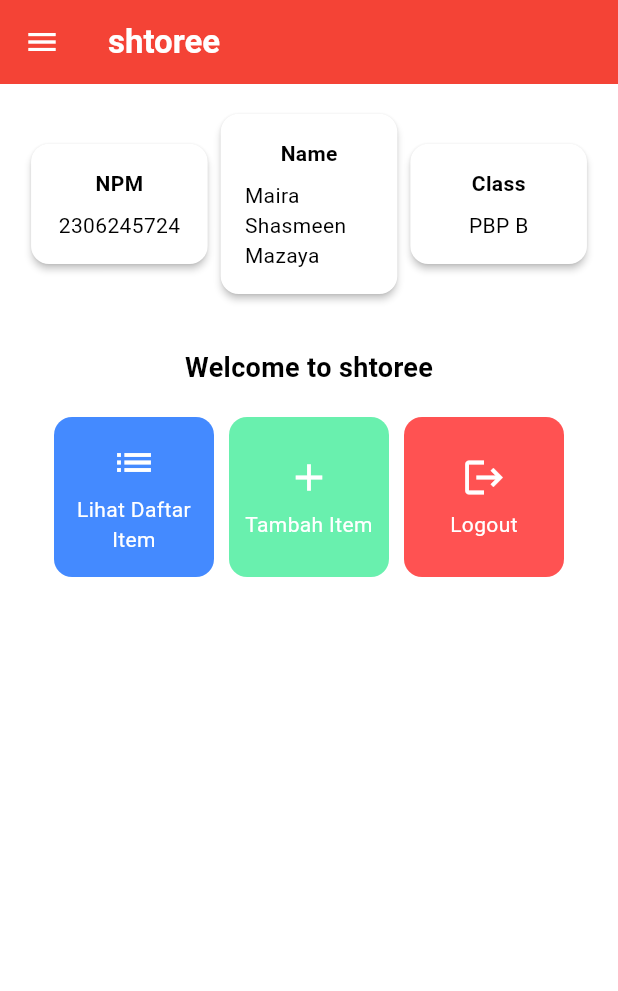
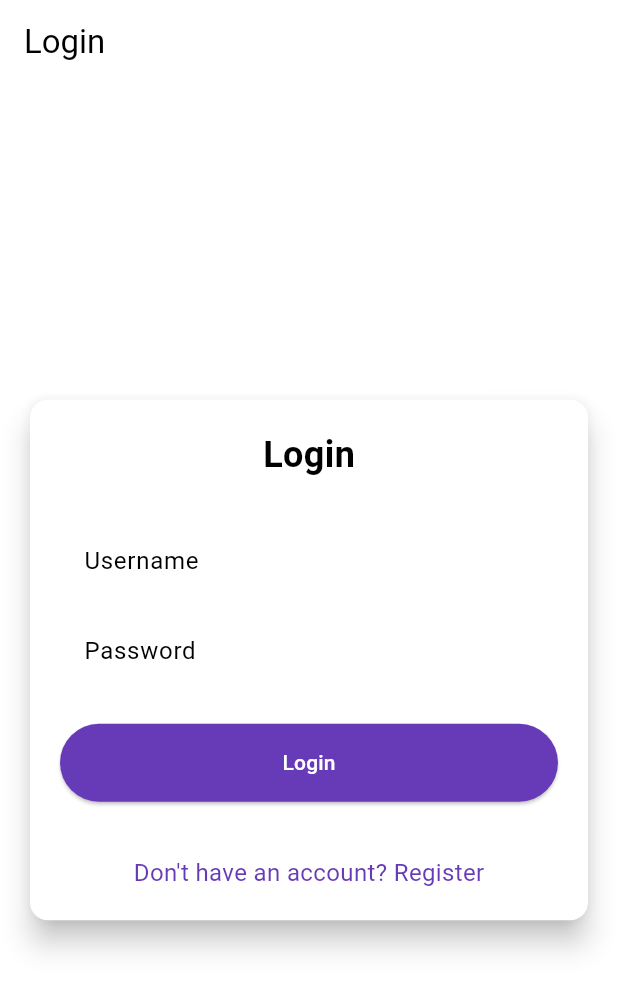
Before and after one commit to mairashasi/shtoree-mobile, a Flutter app: the screen it shows after launch, on a phone screen of 412 x 824 dp. Shown: the top 991 px of the screen. Run offline on Flutter 3.47's test engine with Material 3 defaults, Android fonts, the phone set to English and light mode, and no system bars; missing offline and left inert: pbp_django_auth.

Commit message:
update tugas 9, regis login integrasi django

```diff
--- a/lib/main.dart
+++ b/lib/main.dart
@@ -1,5 +1,7 @@
 import 'package:flutter/material.dart';
-import 'package:shtoree/screens/menu.dart';
+import 'package:shtoree/screens/login.dart';
+import 'package:pbp_django_auth/pbp_django_auth.dart';
+import 'package:provider/provider.dart';
 
 void main() {
   runApp(const MyApp());
@@ -11,29 +13,21 @@
   // This widget is the root of your application.
   @override
   Widget build(BuildContext context) {
-    return MaterialApp(
-      title: 'Flutter Demo',
-      theme: ThemeData(
-        // This is the theme of your application.
-        //
-        // TRY THIS: Try running your application with "flutter run". You'll see
-        // the application has a purple toolbar. Then, without quitting the app,
-        // try changing the seedColor in the colorScheme below to Colors.green
-        // and then invoke "hot reload" (save your changes or press the "hot
-        // reload" button in a Flutter-supported IDE, or press "r" if you used
-        // the command line to start the app).
-        //
-        // Notice that the counter didn't reset back to zero; the application
-        // state is not lost during the reload. To reset the state, use hot
-        // restart instead.
-        //
-        // This works for code too, not just values: Most code changes can be
-        // tested with just a hot reload.
-        colorScheme: ColorScheme.fromSwatch(
-              primarySwatch: Colors.red,
-        ).copyWith(secondary: const Color(0xFFA11212)),
+    return Provider(
+      create: (_) {
+        CookieRequest request = CookieRequest();
+        return request;
+      },
+      child: MaterialApp(
+        title: 'shtoree',
+        theme: ThemeData(
+          useMaterial3: true,
+          colorScheme: ColorScheme.fromSwatch(
+            primarySwatch: Colors.deepPurple,
+          ).copyWith(secondary: Colors.deepPurple[400]),
+        ),
+        home: const LoginPage(),
       ),
-      home: MyHomePage(),
     );
   }
 }
--- /dev/null
+++ b/lib/screens/login.dart
@@ -0,0 +1,182 @@
+import 'package:shtoree/screens/menu.dart';
+import 'package:flutter/material.dart';
+import 'package:pbp_django_auth/pbp_django_auth.dart';
+import 'package:provider/provider.dart';
+import 'package:shtoree/screens/register.dart';
+
+
+void main() {
+  runApp(const LoginApp());
+}
+
+class LoginApp extends StatelessWidget {
+  const LoginApp({super.key});
+
+  @override
+  Widget build(BuildContext context) {
+    return MaterialApp(
+      title: 'Login',
+      theme: ThemeData(
+        useMaterial3: true,
+        colorScheme: ColorScheme.fromSwatch(
+          primarySwatch: Colors.deepPurple,
+        ).copyWith(secondary: Colors.deepPurple[400]),
+      ),
+      home: const LoginPage(),
+    );
+  }
+}
+
+class LoginPage extends StatefulWidget {
+  const LoginPage({super.key});
+
+  @override
+  State<LoginPage> createState() => _LoginPageState();
+}
+
+class _LoginPageState extends State<LoginPage> {
+  final TextEditingController _usernameController = TextEditingController();
+  final TextEditingController _passwordController = TextEditingController();
+
+  @override
+  Widget build(BuildContext context) {
+    final request = context.watch<CookieRequest>();
+
+    return Scaffold(
+      appBar: AppBar(
+        title: const Text('Login'),
+      ),
+      body: Center(
+        child: SingleChildScrollView(
+          padding: const EdgeInsets.all(16.0),
+          child: Card(
+            elevation: 8,
+            shape: RoundedRectangleBorder(
+              borderRadius: BorderRadius.circular(12.0),
+            ),
+            child: Padding(
+              padding: const EdgeInsets.all(20.0),
+              child: Column(
+                mainAxisSize: MainAxisSize.min,
+                children: [
+                  const Text(
+                    'Login',
+                    style: TextStyle(
+                      fontSize: 24.0,
+                      fontWeight: FontWeight.bold,
+                    ),
+                  ),
+                  const SizedBox(height: 30.0),
+                  TextField(
+                    controller: _usernameController,
+                    decoration: const InputDecoration(
+                      labelText: 'Username',
+                      hintText: 'Enter your username',
+                      border: OutlineInputBorder(
+                        borderRadius: BorderRadius.all(Radius.circular(12.0)),
+                      ),
+                      contentPadding:
+                          EdgeInsets.symmetric(horizontal: 12.0, vertical: 8.0),
+                    ),
+                  ),
+                  const SizedBox(height: 12.0),
+                  TextField(
+                    controller: _passwordController,
+                    decoration: const InputDecoration(
+                      labelText: 'Password',
+                      hintText: 'Enter your password',
+                      border: OutlineInputBorder(
+                        borderRadius: BorderRadius.all(Radius.circular(12.0)),
+                      ),
+                      contentPadding:
+                          EdgeInsets.symmetric(horizontal: 12.0, vertical: 8.0),
+                    ),
+                    obscureText: true,
+                  ),
+                  const SizedBox(height: 24.0),
+                  ElevatedButton(
+                    onPressed: () async {
+                      String username = _usernameController.text;
+                      String password = _passwordController.text;
+
+                      // Cek kredensial
+                      // TODO: Ganti URL dan jangan lupa tambahkan trailing slash (/) di akhir URL!
+                      // Untuk menyambungkan Android emulator dengan Django pada localhost,
+                      // gunakan URL http://10.0.2.2/
+                      final response = await request
+                          .login("http://127.0.0.1:8000/auth/login/", {
+                        'username': username,
+                        'password': password,
+                      });
+
+                      if (request.loggedIn) {
+                        String message = response['message'];
+                        String uname = response['username'];
+                        if (context.mounted) {
+                          Navigator.pushReplacement(
+                            context,
+                            MaterialPageRoute(
+                                builder: (context) => MyHomePage()),
+                          );
+                          ScaffoldMessenger.of(context)
+                            ..hideCurrentSnackBar()
+                            ..showSnackBar(
+                              SnackBar(
+                                  content:
+                                      Text("$message Selamat datang, $uname.")),
+                            );
+                        }
+                      } else {
+                        if (context.mounted) {
+                          showDialog(
+                            context: context,
+                            builder: (context) => AlertDialog(
+                              title: const Text('Login Gagal'),
+                              content: Text(response['message']),
+                              actions: [
+                                TextButton(
+                                  child: const Text('OK'),
+                                  onPressed: () {
+                                    Navigator.pop(context);
+                                  },
+                                ),
+                              ],
+                            ),
+                          );
+                        }
+                      }
+                    },
+                    style: ElevatedButton.styleFrom(
+                      foregroundColor: Colors.white,
+                      minimumSize: Size(double.infinity, 50),
+                      backgroundColor: Theme.of(context).colorScheme.primary,
+                      padding: const EdgeInsets.symmetric(vertical: 16.0),
+                    ),
+                    child: const Text('Login'),
+                  ),
+                  const SizedBox(height: 36.0),
+                  GestureDetector(
+                    onTap: () {
+                      Navigator.push(
+                        context,
+                        MaterialPageRoute(
+                            builder: (context) => const RegisterPage()),
+                      );
+                    },
+                    child: Text(
+                      'Don\'t have an account? Register',
+                      style: TextStyle(
+                        color: Theme.of(context).colorScheme.primary,
+                        fontSize: 16.0,
+                      ),
+                    ),
+                  ),
+                ],
+              ),
+            ),
+          ),
+        ),
+      ),
+    );
+  }
+}
--- a/pubspec.yaml
+++ b/pubspec.yaml
@@ -35,6 +35,8 @@
   # The following adds the Cupertino Icons font to your application.
   # Use with the CupertinoIcons class for iOS style icons.
   cupertino_icons: ^1.0.8
+  provider: ^6.1.2
+  pbp_django_auth: ^0.4.0
 
 dev_dependencies:
   flutter_test:
```
Also changed, not shown: lib/screens/register.dart (added, +162 -0 lines), pubspec.lock, 2 other files.
